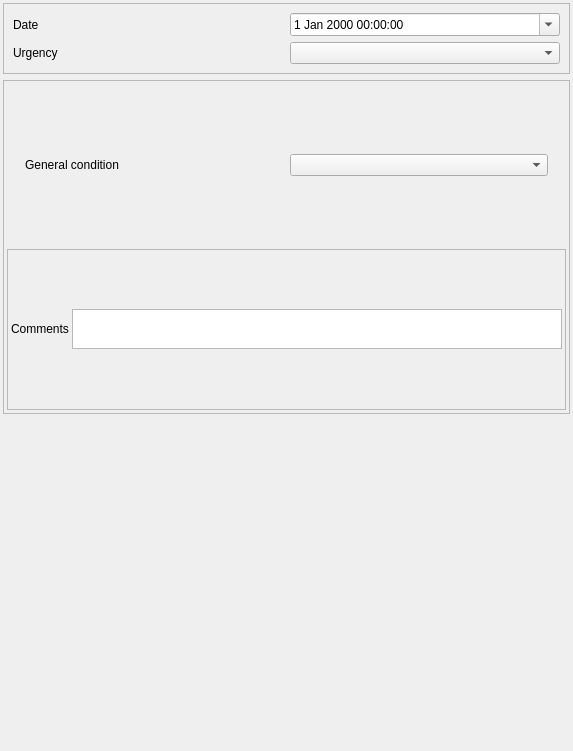
Old version of the form Lamia/worktypeconf/base3_urbandrainage/qgswidgets/lamia_form_observation_ui_2018SNCF.ui in the repository Artelia/Lamia.
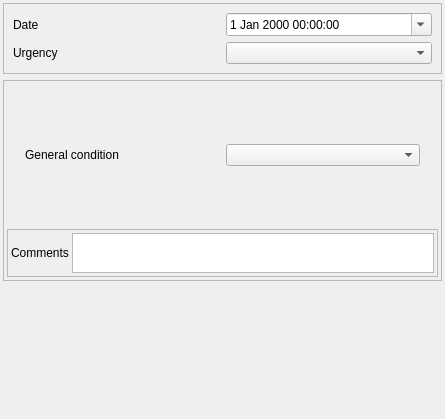
New version of the form. The open tabs and pages were chosen to show the change. Icons and pictures are not drawn.

```diff
--- a/Lamia/worktypeconf/base3_urbandrainage/qgswidgets/lamia_form_observation_ui_2018SNCF.ui
+++ b/Lamia/worktypeconf/base3_urbandrainage/qgswidgets/lamia_form_observation_ui_2018SNCF.ui
@@ -6,8 +6,8 @@
    <rect>
     <x>0</x>
     <y>0</y>
-    <width>573</width>
-    <height>751</height>
+    <width>445</width>
+    <height>419</height>
    </rect>
   </property>
   <property name="windowTitle">
```
Left out of the diff: 36 changed lines with no effect on the pictures.
